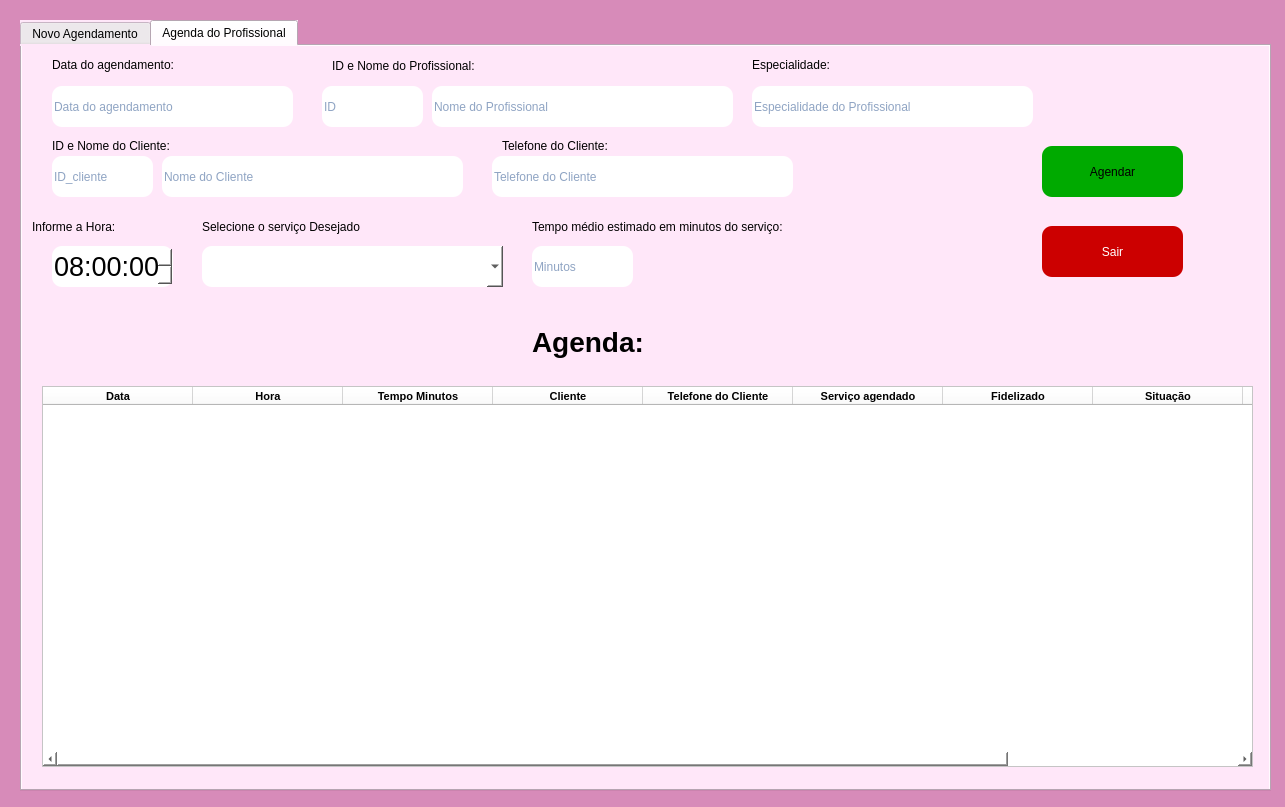
JVwolfart/PROJETO-SALAO-JOVEM-PROGRAMADOR, file telas_duda/agendamento.ui: the form before one commit.
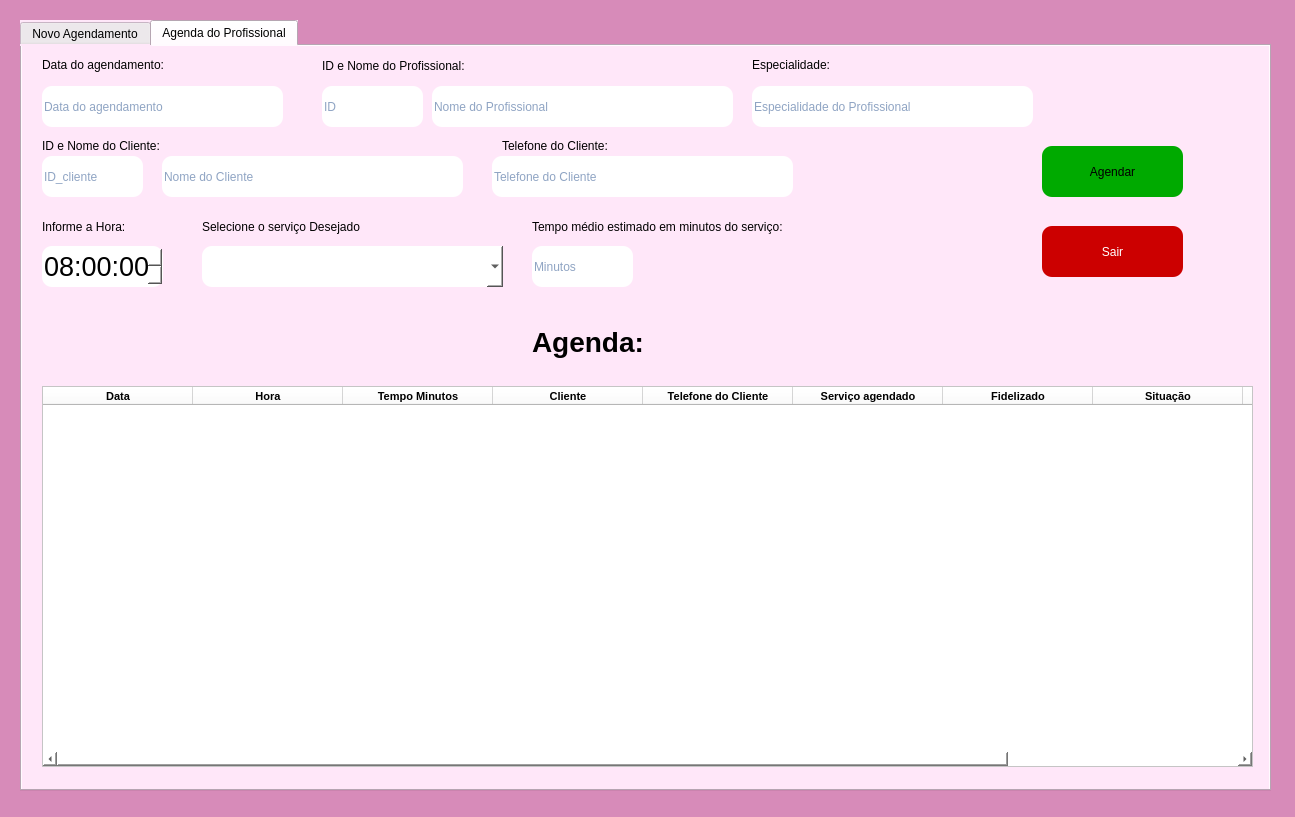
The form after the commit. The open tabs and pages were chosen to show the change. Icons and pictures are not drawn.

Patch:
```diff
--- a/telas_duda/agendamento.ui
+++ b/telas_duda/agendamento.ui
@@ -12,8 +12,8 @@
    <rect>
     <x>0</x>
     <y>0</y>
-    <width>1285</width>
-    <height>807</height>
+    <width>1295</width>
+    <height>817</height>
    </rect>
   </property>
   <property name="minimumSize">
@@ -314,7 +314,7 @@
      <widget class="QLabel" name="label_3">
       <property name="geometry">
        <rect>
-        <x>30</x>
+        <x>20</x>
         <y>10</y>
         <width>221</width>
         <height>17</height>
@@ -330,7 +330,7 @@
       </property>
       <property name="geometry">
        <rect>
-        <x>30</x>
+        <x>20</x>
         <y>40</y>
         <width>241</width>
         <height>41</height>
@@ -353,7 +353,7 @@
      <widget class="QLabel" name="label_4">
       <property name="geometry">
        <rect>
-        <x>310</x>
+        <x>300</x>
         <y>10</y>
         <width>281</width>
         <height>20</height>
@@ -492,7 +492,7 @@
      <widget class="QTimeEdit" name="hora">
       <property name="geometry">
        <rect>
-        <x>30</x>
+        <x>20</x>
         <y>200</y>
         <width>121</width>
         <height>41</height>
@@ -541,9 +541,9 @@
      <widget class="QLabel" name="label_8">
       <property name="geometry">
        <rect>
-        <x>10</x>
+        <x>20</x>
         <y>170</y>
-        <width>141</width>
+        <width>111</width>
         <height>22</height>
        </rect>
       </property>
@@ -582,7 +582,7 @@
      <widget class="QLabel" name="label_9">
       <property name="geometry">
        <rect>
-        <x>30</x>
+        <x>20</x>
         <y>90</y>
         <width>201</width>
         <height>20</height>
@@ -598,7 +598,7 @@
       </property>
       <property name="geometry">
        <rect>
-        <x>30</x>
+        <x>20</x>
         <y>110</y>
         <width>101</width>
         <height>41</height>
```
Left out of the diff: 12 changed lines with no effect on the pictures.
